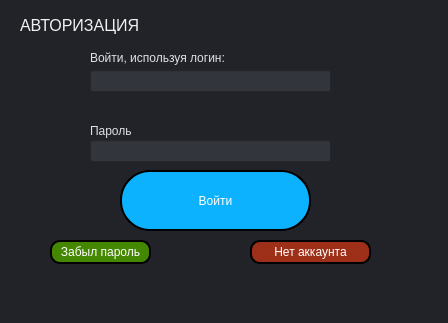
This is auth_form.ui in k0swel/mpu_project as Qt 5 draws it before an edit. The edited form follows.
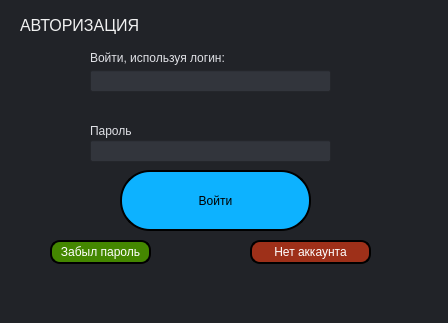
This is the edited form.

```diff
--- a/auth_form.ui
+++ b/auth_form.ui
@@ -171,211 +171,13 @@
      <height>61</height>
     </rect>
    </property>
-   <property name="palette">
-    <palette>
-     <active>
-      <colorrole role="WindowText">
-       <brush brushstyle="SolidPattern">
-        <color alpha="255">
-         <red>0</red>
-         <green>0</green>
-         <blue>0</blue>
-        </color>
-       </brush>
-      </colorrole>
-      <colorrole role="Button">
-       <brush brushstyle="SolidPattern">
-        <color alpha="255">
-         <red>13</red>
-         <green>178</green>
-         <blue>255</blue>
-        </color>
-       </brush>
-      </colorrole>
-      <colorrole role="Text">
-       <brush brushstyle="SolidPattern">
-        <color alpha="255">
-         <red>255</red>
-         <green>255</green>
-         <blue>255</blue>
-        </color>
-       </brush>
-      </colorrole>
-      <colorrole role="ButtonText">
-       <brush brushstyle="SolidPattern">
-        <color alpha="255">
-         <red>0</red>
-         <green>0</green>
-         <blue>0</blue>
-        </color>
-       </brush>
-      </colorrole>
-      <colorrole role="Base">
-       <brush brushstyle="SolidPattern">
-        <color alpha="255">
-         <red>13</red>
-         <green>178</green>
-         <blue>255</blue>
-        </color>
-       </brush>
-      </colorrole>
-      <colorrole role="Window">
-       <brush brushstyle="SolidPattern">
-        <color alpha="255">
-         <red>13</red>
-         <green>178</green>
-         <blue>255</blue>
-        </color>
-       </brush>
-      </colorrole>
-      <colorrole role="PlaceholderText">
-       <brush brushstyle="SolidPattern">
-        <color alpha="128">
-         <red>255</red>
-         <green>255</green>
-         <blue>255</blue>
-        </color>
-       </brush>
-      </colorrole>
-     </active>
-     <inactive>
-      <colorrole role="WindowText">
-       <brush brushstyle="SolidPattern">
-        <color alpha="255">
-         <red>0</red>
-         <green>0</green>
-         <blue>0</blue>
-        </color>
-       </brush>
-      </colorrole>
-      <colorrole role="Button">
-       <brush brushstyle="SolidPattern">
-        <color alpha="255">
-         <red>13</red>
-         <green>178</green>
-         <blue>255</blue>
-        </color>
-       </brush>
-      </colorrole>
-      <colorrole role="Text">
-       <brush brushstyle="SolidPattern">
-        <color alpha="255">
-         <red>255</red>
-         <green>255</green>
-         <blue>255</blue>
-        </color>
-       </brush>
-      </colorrole>
-      <colorrole role="ButtonText">
-       <brush brushstyle="SolidPattern">
-        <color alpha="255">
-         <red>0</red>
-         <green>0</green>
-         <blue>0</blue>
-        </color>
-       </brush>
-      </colorrole>
-      <colorrole role="Base">
-       <brush brushstyle="SolidPattern">
-        <color alpha="255">
-         <red>13</red>
-         <green>178</green>
-         <blue>255</blue>
-        </color>
-       </brush>
-      </colorrole>
-      <colorrole role="Window">
-       <brush brushstyle="SolidPattern">
-        <color alpha="255">
-         <red>13</red>
-         <green>178</green>
-         <blue>255</blue>
-        </color>
-       </brush>
-      </colorrole>
-      <colorrole role="PlaceholderText">
-       <brush brushstyle="SolidPattern">
-        <color alpha="128">
-         <red>255</red>
-         <green>255</green>
-         <blue>255</blue>
-        </color>
-       </brush>
-      </colorrole>
-     </inactive>
-     <disabled>
-      <colorrole role="WindowText">
-       <brush brushstyle="SolidPattern">
-        <color alpha="255">
-         <red>255</red>
-         <green>255</green>
-         <blue>255</blue>
-        </color>
-       </brush>
-      </colorrole>
-      <colorrole role="Button">
-       <brush brushstyle="SolidPattern">
-        <color alpha="255">
-         <red>13</red>
-         <green>178</green>
-         <blue>255</blue>
-        </color>
-       </brush>
-      </colorrole>
-      <colorrole role="Text">
-       <brush brushstyle="SolidPattern">
-        <color alpha="255">
-         <red>255</red>
-         <green>255</green>
-         <blue>255</blue>
-        </color>
-       </brush>
-      </colorrole>
-      <colorrole role="ButtonText">
-       <brush brushstyle="SolidPattern">
-        <color alpha="255">
-         <red>255</red>
-         <green>255</green>
-         <blue>255</blue>
-        </color>
-       </brush>
-      </colorrole>
-      <colorrole role="Base">
-       <brush brushstyle="SolidPattern">
-        <color alpha="255">
-         <red>13</red>
-         <green>178</green>
-         <blue>255</blue>
-        </color>
-       </brush>
-      </colorrole>
-      <colorrole role="Window">
-       <brush brushstyle="SolidPattern">
-        <color alpha="255">
-         <red>13</red>
-         <green>178</green>
-         <blue>255</blue>
-        </color>
-       </brush>
-      </colorrole>
-      <colorrole role="PlaceholderText">
-       <brush brushstyle="SolidPattern">
-        <color alpha="128">
-         <red>255</red>
-         <green>255</green>
-         <blue>255</blue>
-        </color>
-       </brush>
-      </colorrole>
-     </disabled>
-    </palette>
-   </property>
    <property name="styleSheet">
-    <string notr="true">border-radius: 30px;  /* Скругление углов */
-color: rgb(255, 255, 255);
+    <string notr="true">QPushButton {
+border-radius: 30px; 
+color: rgb(0, 0, 0);
 background-color: rgb(13, 178, 255);
 border: 2px solid rgb(0,0,0);
-</string>
+}</string>
    </property>
    <property name="text">
     <string>Войти</string>
```
